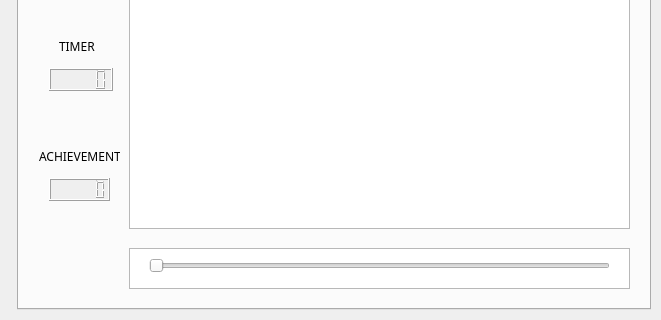
Qt form ui/mainwindow.ui (sayyidahakindele/team40) before a commit; both pictures show x 189 to 850 and y 188 to 508 of the 850 by 508 pixel window.
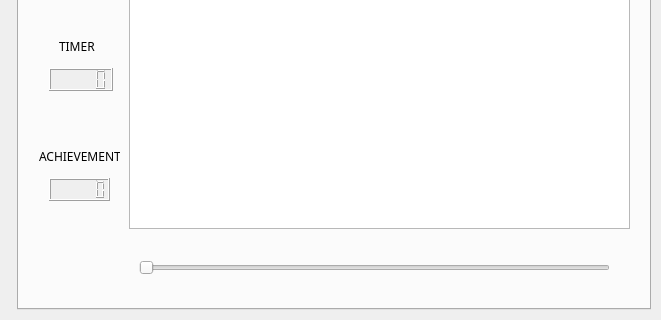
The same form after that commit. The open tabs and pages were chosen to show the change. Icons and pictures are not drawn.

Diff of the .ui file:
```diff
--- a/ui/mainwindow.ui
+++ b/ui/mainwindow.ui
@@ -1189,25 +1189,21 @@
            <bool>true</bool>
           </property>
          </widget>
-         <widget class="QGraphicsView" name="graphicsView">
-          <property name="geometry">
-           <rect>
-            <x>110</x>
-            <y>400</y>
-            <width>501</width>
-            <height>41</height>
-           </rect>
-          </property>
-         </widget>
          <widget class="QSlider" name="horizontalSlider">
           <property name="geometry">
            <rect>
-            <x>130</x>
+            <x>120</x>
             <y>410</y>
-            <width>461</width>
-            <height>16</height>
+            <width>471</width>
+            <height>20</height>
            </rect>
           </property>
+          <property name="autoFillBackground">
+           <bool>false</bool>
+          </property>
+          <property name="maximum">
+           <number>100</number>
+          </property>
           <property name="orientation">
            <enum>Qt::Horizontal</enum>
           </property>
```
Left out of the diff: 2 changed lines with no effect on the pictures.
